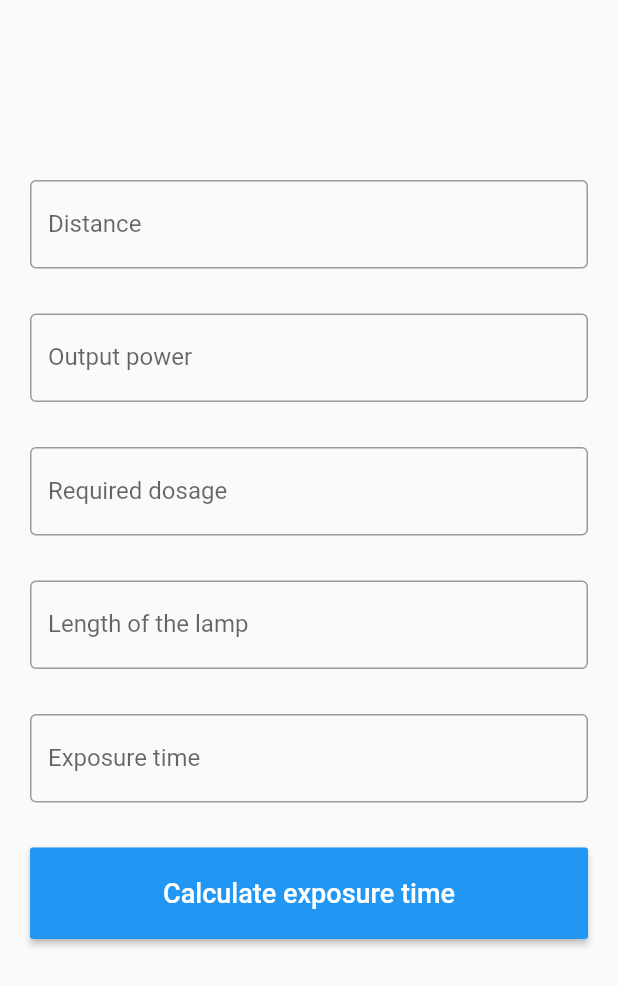
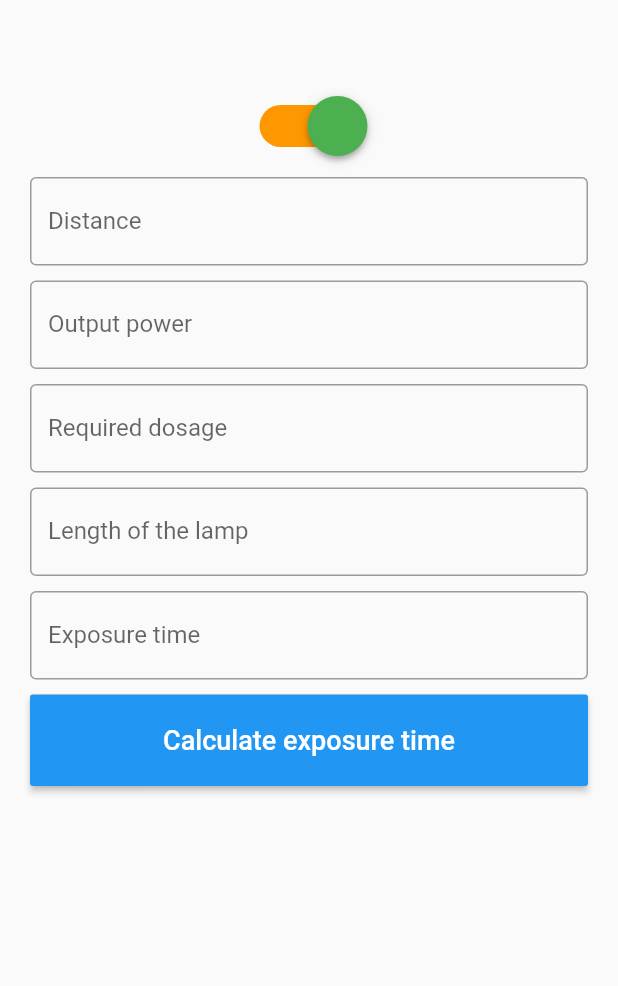
Before and after one commit to ghozlene/strilizerPFE, a Flutter app: the MyFlutterForm screen opened directly, on a phone screen of 412 x 824 dp. Shown: the top 986 px of the screen. Run offline on Flutter 3.47's test engine with Material 2 defaults, Android fonts, the light colour scheme and no system bars; our stand-ins replace font_awesome_flutter, google_fonts, simple_animations, toggle_switch; missing offline and left inert: dart:ffi, qr_code_scanner.

Commit message:
adding toggle to the pages

```diff
--- a/lib/formule.dart
+++ b/lib/formule.dart
@@ -1,4 +1,6 @@
 // @dart=2.9
+library lite_rolling_switch;
+
 import 'package:flutter/material.dart';
 import 'package:flutter/services.dart';
 import 'dart:convert';
@@ -19,7 +21,7 @@ class _MyFlutterFormState extends State<MyFlutterForm> {
   var dosageController = TextEditingController();
   var exposureController = TextEditingController();
   var lengthController = TextEditingController();
-
+  bool value = true;
   var pi = 3.143;
 
   @override
@@ -39,7 +41,7 @@ class _MyFlutterFormState extends State<MyFlutterForm> {
         body: Builder(
             builder: (context) => Container(
                   height: MediaQuery.of(context).size.height,
-                  padding: EdgeInsets.only(top: 80),
+                  padding: EdgeInsets.only(top: 30),
                   alignment: Alignment.center,
                   child: Container(
                     child: Form(
@@ -48,7 +50,7 @@ class _MyFlutterFormState extends State<MyFlutterForm> {
                         padding: EdgeInsets.only(
                           right: 20.0,
                           left: 20.0,
-                          top: 40,
+                          top: 30,
                         ),
                         width: MediaQuery.of(context).size.width,
                         height: MediaQuery.of(context).size.height,
@@ -58,6 +60,10 @@ class _MyFlutterFormState extends State<MyFlutterForm> {
                           child: Column(
                             mainAxisAlignment: MainAxisAlignment.start,
                             children: <Widget>[
+                              buildSwitch(),
+                              SizedBox(
+                                height: 10.0,
+                              ),
                               TextFormField(
                                 decoration: InputDecoration(
                                   border: OutlineInputBorder(),
@@ -75,7 +81,7 @@ class _MyFlutterFormState extends State<MyFlutterForm> {
                                 ],
                               ),
                               SizedBox(
-                                height: 30.0,
+                                height: 10.0,
                               ),
                               TextFormField(
                                 decoration: InputDecoration(
@@ -93,7 +99,7 @@ class _MyFlutterFormState extends State<MyFlutterForm> {
                                 ],
                               ),
                               SizedBox(
-                                height: 30.0,
+                                height: 10.0,
                               ),
                               TextFormField(
                                 decoration: InputDecoration(
@@ -112,7 +118,7 @@ class _MyFlutterFormState extends State<MyFlutterForm> {
                                 ],
                               ),
                               SizedBox(
-                                height: 30.0,
+                                height: 10.0,
                               ),
                               TextFormField(
                                 decoration: InputDecoration(
@@ -131,7 +137,7 @@ class _MyFlutterFormState extends State<MyFlutterForm> {
                                 ],
                               ),
                               SizedBox(
-                                height: 30.0,
+                                height: 10.0,
                               ),
                               TextFormField(
                                 decoration: InputDecoration(
@@ -150,7 +156,7 @@ class _MyFlutterFormState extends State<MyFlutterForm> {
                                 ],
                               ),
                               SizedBox(
-                                height: 30.0,
+                                height: 10.0,
                               ),
                               SizedBox(
                                 width: double.infinity,
@@ -222,4 +228,21 @@ class _MyFlutterFormState extends State<MyFlutterForm> {
     }
     return null;
   }
+
+  Widget buildSwitch() => Transform.scale(
+      scale: 2,
+      child: Switch.adaptive(
+          activeColor: Colors.green,
+          inactiveThumbColor: Colors.red,
+          trackColor: MaterialStateProperty.all(Colors.orange),
+
+          // activeColor: Colors.blueAccent,
+          // activeTrackColor: Colors.blue.withOpacity(0.4),
+          // inactiveThumbColor: Colors.orange,
+          // inactiveTrackColor: Colors.black87,
+          splashRadius: 50,
+          value: value,
+          onChanged: (value) => setState(() {
+                this.value = value;
+              })));
 }
```
Also changed, not shown: lib/qr_code.dart (+42 -16 lines).
